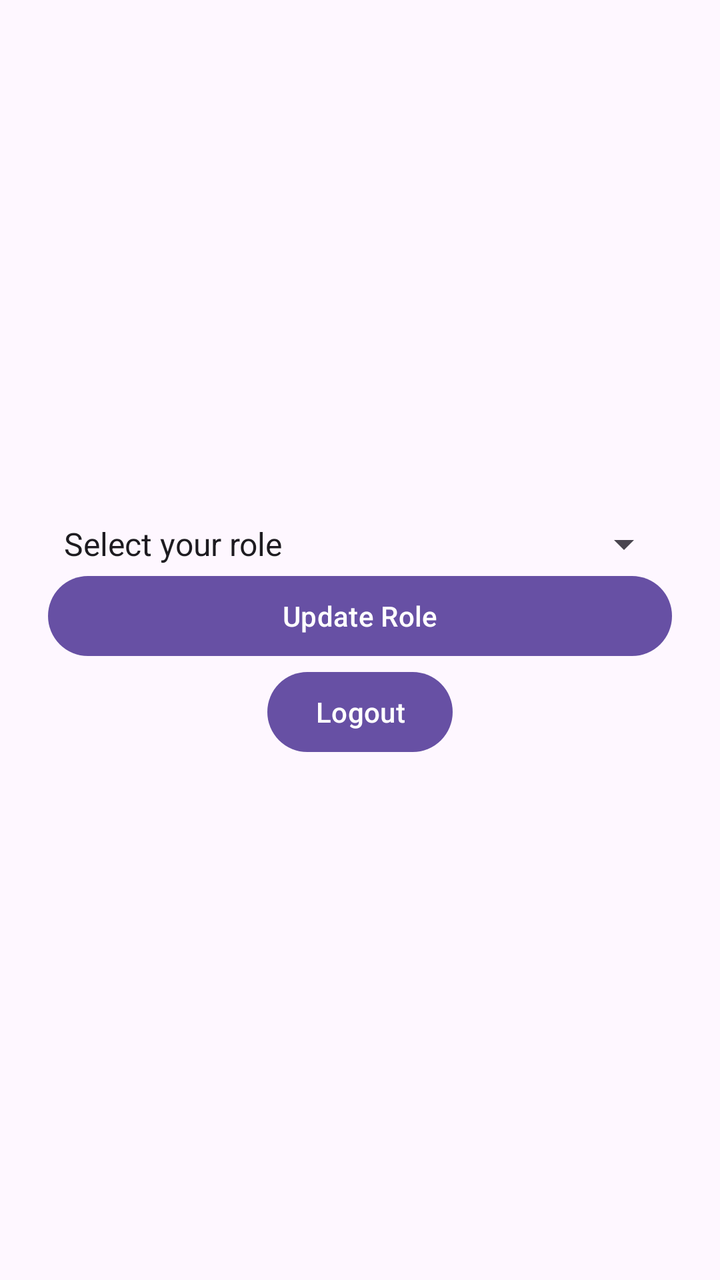
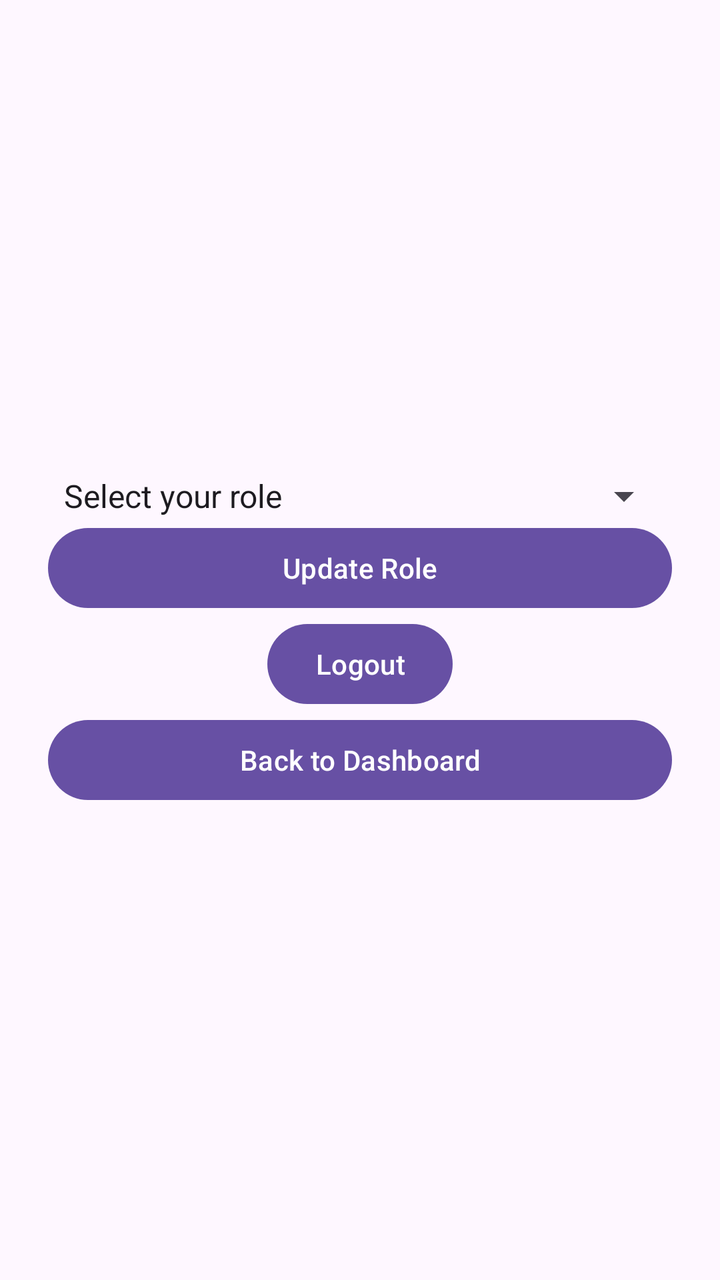

The first picture is an Android layout as it rendered before a commit; the second is the same layout after the commit. The layout source and the unified diff follow.
<!-- AndroidManifest.xml: application theme Theme.Group14_ProjectIteration1_QuickCash -->
<!-- res/layout/activity_settings.xml -->
<?xml version="1.0" encoding="utf-8"?>
<LinearLayout xmlns:android="http://schemas.android.com/apk/res/android"
    android:id="@+id/settings_main"
    android:layout_width="match_parent"
    android:layout_height="match_parent"
    android:orientation="vertical"
    android:gravity="center"
    android:padding="24dp">


    <Spinner
        android:id="@+id/roleSpinner"
        android:layout_width="match_parent"
        android:layout_height="wrap_content"
        android:entries="@array/roles" />

    <Button
        android:id="@+id/updateRoleButton"
        android:layout_width="match_parent"
        android:layout_height="wrap_content"
        android:text="@string/update_role" />

    <Button
         android:id="@+id/logoutButton"
        android:layout_width="wrap_content"
        android:layout_height="wrap_content"
        android:text="Logout" />
</LinearLayout>
<!-- resources referenced by this layout -->
<resources>
  <string-array name="roles">
          <item>Select your role</item>
          <item>Employee</item>
          <item>Employer</item>
      </string-array>
  <string name="update_role">Update Role</string>
  <style name="Theme.Group14_ProjectIteration1_QuickCash" parent="Base.Theme.Group14_ProjectIteration1_QuickCash" />
  <style name="Base.Theme.Group14_ProjectIteration1_QuickCash" parent="Theme.Material3.DayNight.NoActionBar">
          
          
      </style>
</resources>

<!-- the commit's change to res/layout/activity_settings.xml (unified diff, before → after) -->
@@ -25,4 +25,10 @@
         android:layout_width="wrap_content"
         android:layout_height="wrap_content"
         android:text="Logout" />
+
+    <Button
+        android:id="@+id/backButton"
+        android:layout_width="match_parent"
+        android:layout_height="wrap_content"
+        android:text="Back to Dashboard" />
 </LinearLayout>
